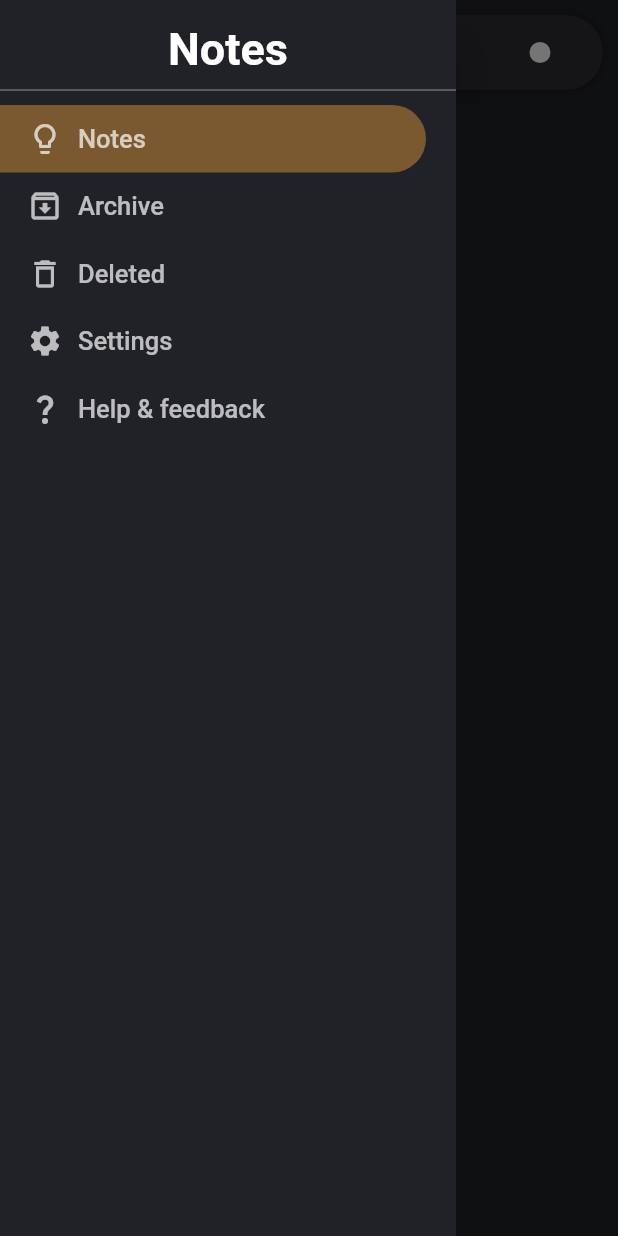
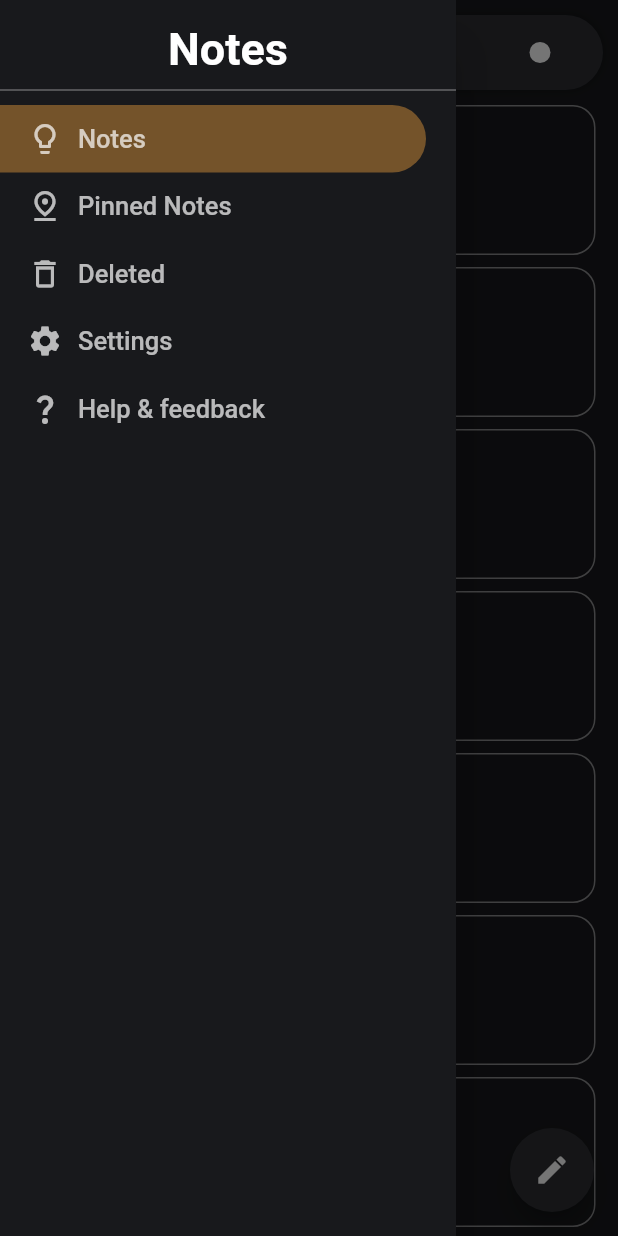
Before and after one commit to gopikishan001/Google_Keep_Notes-Clone_Flutter, a Flutter app: the screen it shows after launch, with the side drawer open, on a phone screen of 412 x 824 dp. Run offline on Flutter 3.47's test engine with Material 2 defaults, Android fonts, the phone set to English and light mode, and no system bars; missing offline and left inert: dart:js.

Commit message:
created screens and routes

```diff
--- a/lib/main.dart
+++ b/lib/main.dart
@@ -1,6 +1,12 @@
 import 'package:flutter/material.dart';
+import 'package:notes/screen/deletedScreen.dart';
+import 'package:notes/screen/editNotes.dart';
+import 'package:notes/screen/helpScreen.dart';
 import 'package:notes/screen/homeScreen.dart';
 import 'package:notes/screen/drawerScreen.dart';
+import 'package:notes/screen/pinnedScreen.dart';
+import 'package:notes/screen/searchScreen.dart';
+import 'package:notes/screen/settings.dart';
 
 void main() {
   runApp(const MyApp());
@@ -18,6 +24,15 @@ class MyApp extends StatelessWidget {
       theme: ThemeData(
         primarySwatch: Colors.blue,
       ),
+      routes: {
+        "pinnedScreen": (context) => (pinnedScreen()),
+        "homeScreen": (context) => (homeScreen()),
+        "settingsScreen": (context) => (settingsScreen()),
+        "searchScreen": (context) => (searchScreen()),
+        "editNotesScreen": (context) => (editNotesScreen()),
+        "helpScreen": (context) => (helpScreen()),
+        "deletedScreen": (context) => (deletedScreen()),
+      },
       home: homeScreen(),
     );
   }
--- a/lib/screen/drawerScreen.dart
+++ b/lib/screen/drawerScreen.dart
@@ -4,6 +4,7 @@ import 'package:flutter/foundation.dart';
 import 'package:flutter/material.dart';
 import 'package:flutter/src/foundation/key.dart';
 import 'package:flutter/src/widgets/framework.dart';
+import 'package:notes/screen/pinnedScreen.dart';
 import 'package:notes/utils/colors.dart';
 
 class drawerScreen extends StatelessWidget {
@@ -31,14 +32,15 @@ class drawerScreen extends StatelessWidget {
               child: Divider(color: white.withOpacity(0.5)),
             ),
             drawerContainerDesign(
-                1, Icons.lightbulb_outline, "Notes", selectedVal),
+                context, 1, Icons.lightbulb_outline, "Notes", selectedVal),
+            drawerContainerDesign(context, 2, Icons.pin_drop_outlined,
+                "Pinned Notes", selectedVal),
             drawerContainerDesign(
-                2, Icons.archive_outlined, "Archive", selectedVal),
+                context, 3, Icons.delete_outline, "Deleted", selectedVal),
             drawerContainerDesign(
-                3, Icons.delete_outline, "Deleted", selectedVal),
-            drawerContainerDesign(4, Icons.settings, "Settings", selectedVal),
-            drawerContainerDesign(
-                5, Icons.question_mark, "Help & feedback", selectedVal),
+                context, 4, Icons.settings, "Settings", selectedVal),
+            drawerContainerDesign(context, 5, Icons.question_mark,
+                "Help & feedback", selectedVal),
           ],
         )),
       ),
@@ -46,12 +48,24 @@ class drawerScreen extends StatelessWidget {
   }
 }
 
-Container drawerContainerDesign(val, icon, text, selectedVal) {
+Container drawerContainerDesign(context, val, icon, text, selectedVal) {
   return Container(
     height: 45,
     padding: const EdgeInsets.only(right: 20),
     child: TextButton(
-      onPressed: () {},
+      onPressed: () {
+        val == 1
+            ? Navigator.pushNamed(context, "homeScreen")
+            : val == 2
+                ? Navigator.pushNamed(context, "pinnedScreen")
+                : val == 3
+                    ? Navigator.pushNamed(context, "deletedScreen")
+                    : val == 4
+                        ? Navigator.pushNamed(context, "settingsScreen")
+                        : val == 5
+                            ? Navigator.pushNamed(context, "helpScreen")
+                            : SizedBox();
+      },
       style: drawerScreenButtonStyle(selectedVal == val ? true : false),
       child: Row(children: [
         const SizedBox(width: 10),
--- a/lib/screen/homeScreen.dart
+++ b/lib/screen/homeScreen.dart
@@ -1,3 +1,5 @@
+import 'dart:js';
+
 import 'package:flutter/material.dart';
 import 'package:flutter/src/foundation/key.dart';
 import 'package:flutter/src/widgets/framework.dart';
@@ -19,43 +21,53 @@ class homeScreen extends StatelessWidget {
       key: drawerKey,
       backgroundColor: bgColor,
       body: SafeArea(
-        child: SingleChildScrollView(
-          child: Column(
-            children: [
-              topBarHomeScreen(context, drawerKey),
-              const SizedBox(height: 20),
-              notesViewHome(),
-            ],
-          ),
+        child: Column(
+          children: [
+            GestureDetector(
+                onTap: () {
+                  Navigator.pushNamed(context, "searchScreen");
+                },
+                child: topBarHomeScreen(context, drawerKey)),
+            Container(
+                padding: EdgeInsets.symmetric(horizontal: 15),
+                width: MediaQuery.of(context).size.width,
+                height: MediaQuery.of(context).size.height - 70,
+                child: GridView.builder(
+                    shrinkWrap: true,
+                    itemCount: 15,
+                    gridDelegate:
+                        const SliverGridDelegateWithFixedCrossAxisCount(
+                            mainAxisExtent: 100,
+                            crossAxisCount: 2,
+                            mainAxisSpacing: 8,
+                            crossAxisSpacing: 8),
+                    itemBuilder: (context, index) => notesViewItem("dummy")))
+
+            // const SizedBox(height: 15),
+          ],
         ),
       ),
+      floatingActionButton: FloatingActionButton(
+          backgroundColor: cardColor,
+          onPressed: () {
+            Navigator.pushNamed(context, "editNotesScreen");
+          },
+          child: const Icon(Icons.create, color: Colors.white)),
     );
   }
 }
 
-Container notesViewHome() {
-  return Container(child: Text("data")
-      //
-      //     GridView.custom(
-      //   gridDelegate: SliverQuiltedGridDelegate(
-      //     crossAxisCount: 4,
-      //     mainAxisSpacing: 4,
-      //     crossAxisSpacing: 4,
-      //     repeatPattern: QuiltedGridRepeatPattern.inverted,
-      //     pattern: [
-      //       QuiltedGridTile(2, 2),
-      //       QuiltedGridTile(1, 1),
-      //       QuiltedGridTile(1, 1),
-      //       QuiltedGridTile(1, 2),
-      //     ],
-      //   ),
-      //   childrenDelegate: SliverChildBuilderDelegate(
-      //     (context, index) => GridTile(index: index),
-      //   ),
-      // )
-      //
-
-      );
+Container notesViewItem(data) {
+  return Container(
+    padding: EdgeInsets.all(8),
+    decoration: BoxDecoration(
+        borderRadius: BorderRadius.circular(15),
+        border: Border.all(width: 1, color: white.withOpacity(0.5))),
+    child: Text(
+      data,
+      style: TextStyle(color: white),
+    ),
+  );
 }
 
 ButtonStyle homeScreenButtonStyle() {
--- a/lib/utils/colors.dart
+++ b/lib/utils/colors.dart
@@ -1,6 +1,6 @@
 import 'package:flutter/material.dart';
 
-const Color bgColor = Color(0xFF212227);
+const Color bgColor = Color.fromARGB(255, 24, 25, 28);
 const Color cardColor = Color(0xFF2D2E33);
 const Color black = Color(0xFF000000);
 const Color white = Color(0xFFFFFFFF);
```
Also changed, not shown: lib/screen/deletedScreen.dart (added, +30 -0 lines), lib/screen/editNotes.dart (added, +29 -0 lines), lib/screen/helpScreen.dart (added, +30 -0 lines), lib/screen/pinnedScreen.dart (added, +29 -0 lines), lib/screen/searchScreen.dart (added, +29 -0 lines), lib/screen/settings.dart (added, +29 -0 lines).
